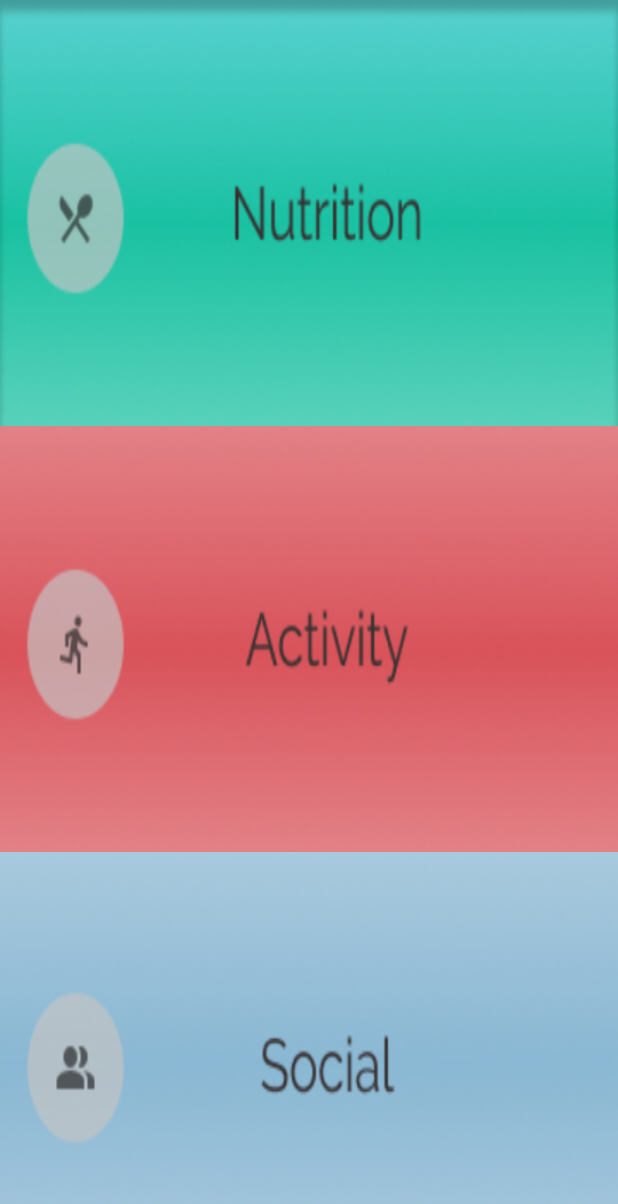
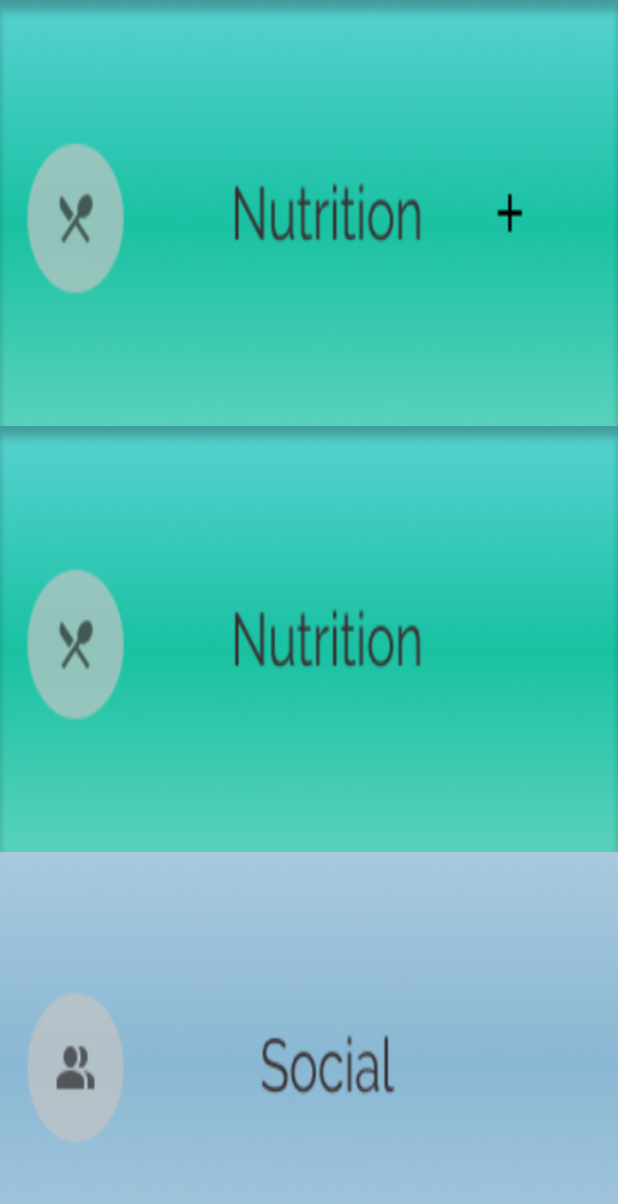
Before and after one commit to antonoeschmidt/GR_B07, an Android app: the MainMenuActivity screen opened directly, with no data from a screen before it, on a phone screen of 412 x 824 dp. Shown: the top 1204 px of the screen. Run offline under Robolectric (Android 15) with nearby library versions, the phone set to English and light mode, and no system bars; Roboto replaces fonts that are not available here.

Commit message:
Fixed drawables

```diff
--- a/app/src/main/res/layout/activity_login.xml
+++ b/app/src/main/res/layout/activity_login.xml
@@ -39,7 +39,7 @@
         android:id="@+id/imageViewLogin"
         android:layout_width="wrap_content"
         android:layout_height="wrap_content"
-        android:src="@drawable/user_image"
+        android:src="@drawable/login_user_image"
         app:layout_constraintBottom_toBottomOf="parent"
         app:layout_constraintEnd_toEndOf="parent"
         app:layout_constraintHorizontal_bias="0.217"
@@ -51,7 +51,7 @@
         android:id="@+id/imageViewPassword"
         android:layout_width="wrap_content"
         android:layout_height="wrap_content"
-        android:src="@drawable/password_image"
+        android:src="@drawable/login_password_image"
         app:layout_constraintBottom_toBottomOf="parent"
         app:layout_constraintEnd_toEndOf="parent"
         app:layout_constraintHorizontal_bias="0.215"
--- a/app/src/main/res/layout/activity_main_menu.xml
+++ b/app/src/main/res/layout/activity_main_menu.xml
@@ -12,7 +12,7 @@
         android:layout_width="32dp"
         android:layout_height="32dp"
         android:layout_marginBottom="1600px"
-        android:background="@drawable/settings_button"
+        android:background="@drawable/mainmenu_settings_button"
         app:layout_constraintBottom_toBottomOf="parent"
         app:layout_constraintEnd_toEndOf="parent"
         app:layout_constraintHorizontal_bias="0.98"
@@ -31,28 +31,28 @@
             android:id="@+id/mainmenu_button1"
             android:layout_width="match_parent"
             android:layout_height="426px"
-            android:background="@drawable/nutrition_button"
+            android:background="@drawable/mainmenu_nutrition_button"
             android:gravity="center" />
 
         <Button
             android:id="@+id/mainmenu_button2"
             android:layout_width="match_parent"
             android:layout_height="426px"
-            android:background="@drawable/activity_button"
+            android:background="@drawable/mainmenu_activity_button"
             android:gravity="center" />
 
         <Button
             android:id="@+id/mainmenu_button3"
             android:layout_width="match_parent"
             android:layout_height="426px"
-            android:background="@drawable/social_button"
+            android:background="@drawable/mainmenu_social_button"
             android:gravity="center" />
 
         <Button
             android:id="@+id/mainmenu_button4"
             android:layout_width="match_parent"
             android:layout_height="426px"
-            android:background="@drawable/rewards_button"
+            android:background="@drawable/mainmenu_rewards_button"
             android:gravity="center" />
 
     </LinearLayout>
```
Also changed, not shown: app/src/main/res/drawable-v24/activity_button.png (deleted), app/src/main/res/drawable-v24/rewards_button.png (deleted), app/src/main/res/drawable-v24/settings_button.png (deleted), app/src/main/res/drawable/login_background.png, app/src/main/res/drawable/login_password_image.png (renamed from app/src/main/res/drawable/password_image.png), app/src/main/res/drawable/login_user_image.png (renamed from app/src/main/res/drawable/user_image.png), app/src/main/res/drawable/mainmenu_activity_button.png (renamed from app/src/main/res/drawable-v24/nutrition_button.png), app/src/main/res/drawable/mainmenu_nutrition_button.png (added), app/src/main/res/drawable/mainmenu_rewards_button.png (added), app/src/main/res/drawable/mainmenu_settings_button.png (added), app/src/main/res/drawable/mainmenu_social_button.png (renamed from app/src/main/res/drawable-v24/social_button.png).
